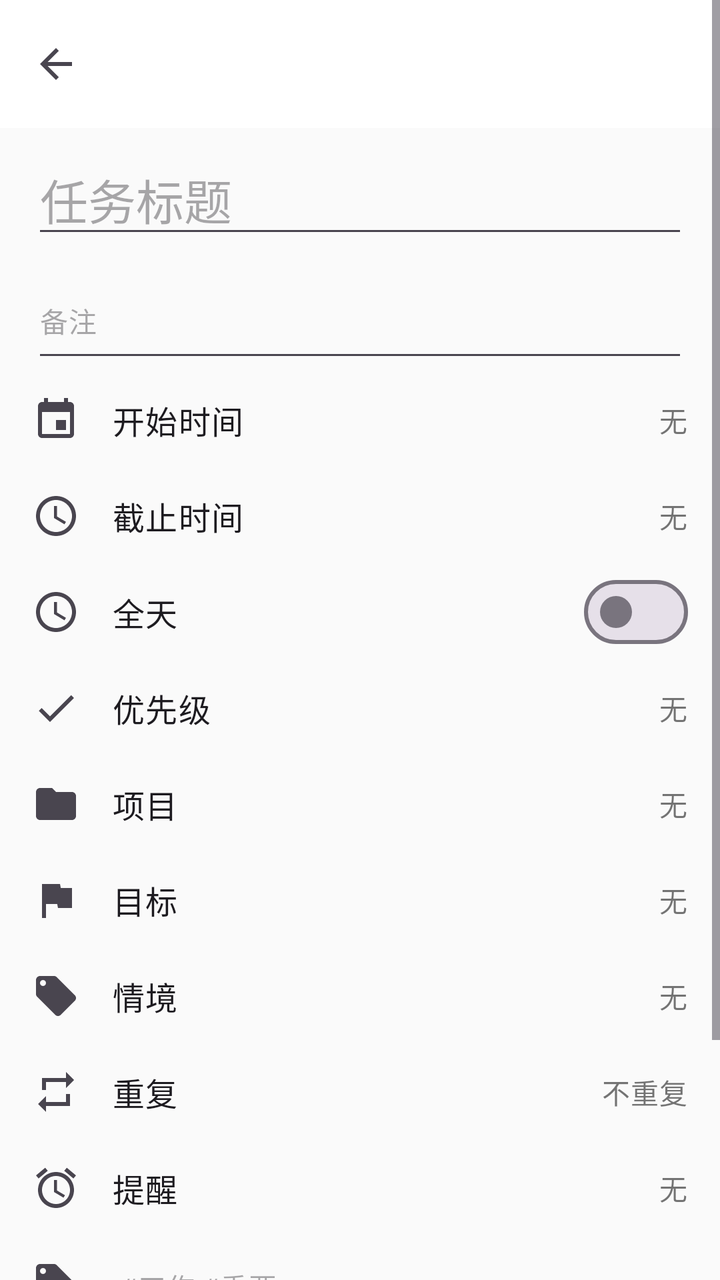
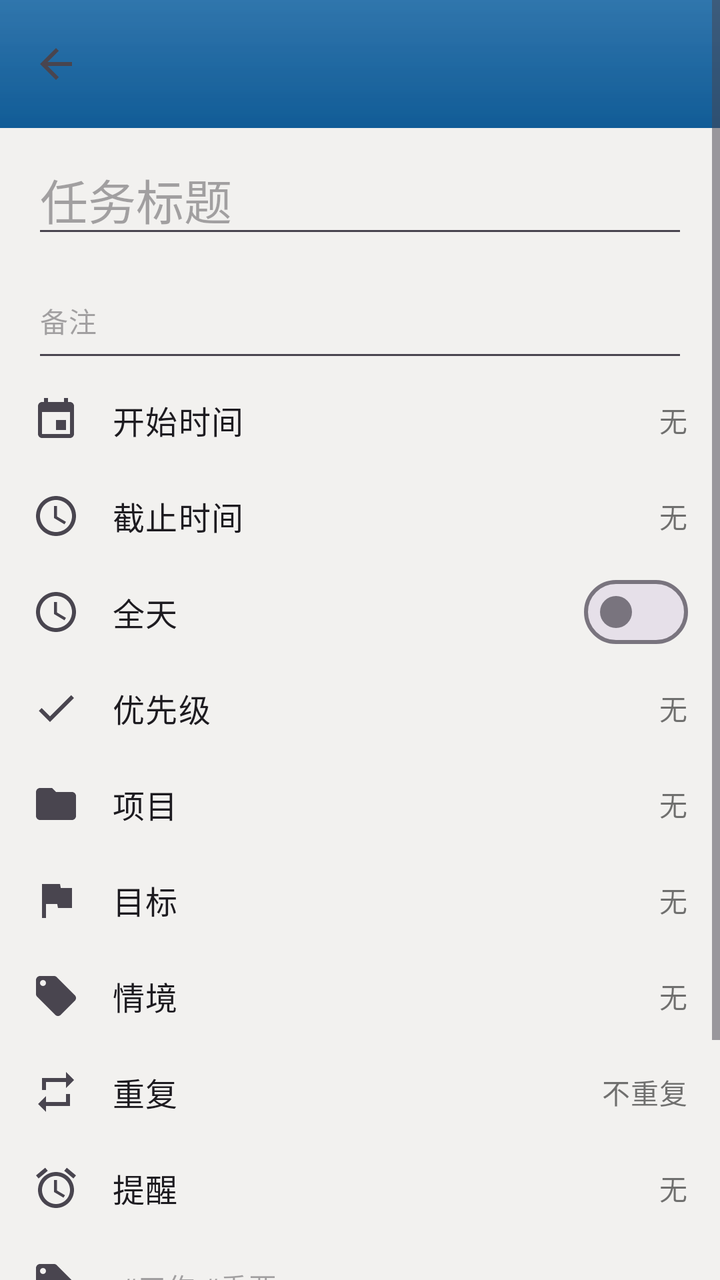

Compare the two renders of this Android layout. The source of the first and the diff that turns it into the second are given below.
<!-- AndroidManifest.xml: application theme Theme.DoitClone -->
<!-- res/layout/activity_task_detail.xml -->
<ScrollView
    xmlns:android="http://schemas.android.com/apk/res/android"
    xmlns:app="http://schemas.android.com/apk/res-auto"
    android:layout_width="match_parent"
    android:layout_height="match_parent"
    android:fillViewport="true">

    <LinearLayout
        android:layout_width="match_parent"
        android:layout_height="wrap_content"
        android:orientation="vertical">

        <com.google.android.material.appbar.MaterialToolbar
            android:id="@+id/toolbar"
            android:layout_width="match_parent"
            android:layout_height="?attr/actionBarSize"
            android:background="@color/surface"
            app:navigationIcon="@drawable/ic_arrow_back" />

        <EditText
            android:id="@+id/edit_title"
            android:layout_width="match_parent"
            android:layout_height="wrap_content"
            android:layout_marginStart="16dp"
            android:layout_marginEnd="16dp"
            android:layout_marginTop="8dp"
            android:hint="@string/task_title_hint"
            android:inputType="textCapSentences"
            android:textAppearance="@style/TextAppearance.Material3.HeadlineSmall" />

        <EditText
            android:id="@+id/edit_notes"
            android:layout_width="match_parent"
            android:layout_height="wrap_content"
            android:layout_marginStart="16dp"
            android:layout_marginEnd="16dp"
            android:layout_marginTop="8dp"
            android:hint="@string/task_notes_hint"
            android:inputType="textMultiLine"
            android:minLines="2"
            android:textAppearance="@style/TextAppearance.Material3.BodyMedium" />

        <LinearLayout
            android:id="@+id/row_start"
            android:layout_width="match_parent"
            android:layout_height="48dp"
            android:gravity="center_vertical"
            android:orientation="horizontal"
            android:paddingStart="16dp"
            android:paddingEnd="16dp"
            android:background="?attr/selectableItemBackground">

            <ImageView android:layout_width="24dp" android:layout_height="24dp" android:src="@drawable/ic_calendar" android:contentDescription="@null" />
            <TextView android:layout_width="0dp" android:layout_weight="1" android:layout_height="wrap_content" android:layout_marginStart="16dp" android:text="@string/task_start" android:textAppearance="@style/TextAppearance.Material3.BodyLarge" />
            <TextView android:id="@+id/value_start" android:layout_width="wrap_content" android:layout_height="wrap_content" android:text="@string/none" android:textAppearance="@style/TextAppearance.Material3.BodyMedium" android:textColor="@color/text_secondary" />
        </LinearLayout>

        <LinearLayout
            android:id="@+id/row_end"
            android:layout_width="match_parent"
            android:layout_height="48dp"
            android:gravity="center_vertical"
            android:orientation="horizontal"
            android:paddingStart="16dp"
            android:paddingEnd="16dp"
            android:background="?attr/selectableItemBackground">

            <ImageView android:layout_width="24dp" android:layout_height="24dp" android:src="@drawable/ic_clock" android:contentDescription="@null" />
            <TextView android:layout_width="0dp" android:layout_weight="1" android:layout_height="wrap_content" android:layout_marginStart="16dp" android:text="@string/task_end" android:textAppearance="@style/TextAppearance.Material3.BodyLarge" />
            <TextView android:id="@+id/value_end" android:layout_width="wrap_content" android:layout_height="wrap_content" android:text="@string/none" android:textAppearance="@style/TextAppearance.Material3.BodyMedium" android:textColor="@color/text_secondary" />
        </LinearLayout>

        <LinearLayout
            android:id="@+id/row_all_day"
            android:layout_width="match_parent"
            android:layout_height="48dp"
            android:gravity="center_vertical"
            android:orientation="horizontal"
            android:paddingStart="16dp"
            android:paddingEnd="16dp">

            <ImageView android:layout_width="24dp" android:layout_height="24dp" android:src="@drawable/ic_scheduled" android:contentDescription="@null" />
            <TextView android:layout_width="0dp" android:layout_weight="1" android:layout_height="wrap_content" android:layout_marginStart="16dp" android:text="@string/task_all_day" android:textAppearance="@style/TextAppearance.Material3.BodyLarge" />
            <com.google.android.material.materialswitch.MaterialSwitch
                android:id="@+id/switch_all_day"
                android:layout_width="wrap_content"
                android:layout_height="wrap_content" />
        </LinearLayout>

        <LinearLayout
            android:id="@+id/row_priority"
            android:layout_width="match_parent"
            android:layout_height="48dp"
            android:gravity="center_vertical"
            android:orientation="horizontal"
            android:paddingStart="16dp"
            android:paddingEnd="16dp"
            android:background="?attr/selectableItemBackground">

            <ImageView android:layout_width="24dp" android:layout_height="24dp" android:src="@drawable/ic_send_today" android:contentDescription="@null" />
            <TextView android:layout_width="0dp" android:layout_weight="1" android:layout_height="wrap_content" android:layout_marginStart="16dp" android:text="@string/task_priority" android:textAppearance="@style/TextAppearance.Material3.BodyLarge" />
            <TextView android:id="@+id/value_priority" android:layout_width="wrap_content" android:layout_height="wrap_content" android:text="@string/priority_none" android:textAppearance="@style/TextAppearance.Material3.BodyMedium" android:textColor="@color/text_secondary" />
        </LinearLayout>

        <LinearLayout
            android:id="@+id/row_project"
            android:layout_width="match_parent"
            android:layout_height="48dp"
            android:gravity="center_vertical"
            android:orientation="horizontal"
            android:paddingStart="16dp"
            android:paddingEnd="16dp"
            android:background="?attr/selectableItemBackground">

            <ImageView android:layout_width="24dp" android:layout_height="24dp" android:src="@drawable/ic_projects" android:contentDescription="@null" />
            <TextView android:layout_width="0dp" android:layout_weight="1" android:layout_height="wrap_content" android:layout_marginStart="16dp" android:text="@string/task_project" android:textAppearance="@style/TextAppearance.Material3.BodyLarge" />
            <TextView android:id="@+id/value_project" android:layout_width="wrap_content" android:layout_height="wrap_content" android:text="@string/none" android:textAppearance="@style/TextAppearance.Material3.BodyMedium" android:textColor="@color/text_secondary" />
        </LinearLayout>

        <LinearLayout
            android:id="@+id/row_goal"
            android:layout_width="match_parent"
            android:layout_height="48dp"
            android:gravity="center_vertical"
            android:orientation="horizontal"
            android:paddingStart="16dp"
            android:paddingEnd="16dp"
            android:background="?attr/selectableItemBackground">

            <ImageView android:layout_width="24dp" android:layout_height="24dp" android:src="@drawable/ic_goals" android:contentDescription="@null" />
            <TextView android:layout_width="0dp" android:layout_weight="1" android:layout_height="wrap_content" android:layout_marginStart="16dp" android:text="@string/task_goal" android:textAppearance="@style/TextAppearance.Material3.BodyLarge" />
            <TextView android:id="@+id/value_goal" android:layout_width="wrap_content" android:layout_height="wrap_content" android:text="@string/none" android:textAppearance="@style/TextAppearance.Material3.BodyMedium" android:textColor="@color/text_secondary" />
        </LinearLayout>

        <LinearLayout
            android:id="@+id/row_context"
            android:layout_width="match_parent"
            android:layout_height="48dp"
            android:gravity="center_vertical"
            android:orientation="horizontal"
            android:paddingStart="16dp"
            android:paddingEnd="16dp"
            android:background="?attr/selectableItemBackground">

            <ImageView android:layout_width="24dp" android:layout_height="24dp" android:src="@drawable/ic_contexts" android:contentDescription="@null" />
            <TextView android:layout_width="0dp" android:layout_weight="1" android:layout_height="wrap_content" android:layout_marginStart="16dp" android:text="@string/task_context" android:textAppearance="@style/TextAppearance.Material3.BodyLarge" />
            <TextView android:id="@+id/value_context" android:layout_width="wrap_content" android:layout_height="wrap_content" android:text="@string/none" android:textAppearance="@style/TextAppearance.Material3.BodyMedium" android:textColor="@color/text_secondary" />
        </LinearLayout>

        <LinearLayout
            android:id="@+id/row_repeater"
            android:layout_width="match_parent"
            android:layout_height="48dp"
            android:gravity="center_vertical"
            android:orientation="horizontal"
            android:paddingStart="16dp"
            android:paddingEnd="16dp"
            android:background="?attr/selectableItemBackground">

            <ImageView android:layout_width="24dp" android:layout_height="24dp" android:src="@drawable/ic_repeat" android:contentDescription="@null" />
            <TextView android:layout_width="0dp" android:layout_weight="1" android:layout_height="wrap_content" android:layout_marginStart="16dp" android:text="@string/task_repeater" android:textAppearance="@style/TextAppearance.Material3.BodyLarge" />
            <TextView android:id="@+id/value_repeater" android:layout_width="wrap_content" android:layout_height="wrap_content" android:text="@string/repeat_none" android:textAppearance="@style/TextAppearance.Material3.BodyMedium" android:textColor="@color/text_secondary" />
        </LinearLayout>

        <LinearLayout
            android:id="@+id/row_reminders"
            android:layout_width="match_parent"
            android:layout_height="48dp"
            android:gravity="center_vertical"
            android:orientation="horizontal"
            android:paddingStart="16dp"
            android:paddingEnd="16dp"
            android:background="?attr/selectableItemBackground">

            <ImageView android:layout_width="24dp" android:layout_height="24dp" android:src="@drawable/ic_alarm" android:contentDescription="@null" />
            <TextView android:layout_width="0dp" android:layout_weight="1" android:layout_height="wrap_content" android:layout_marginStart="16dp" android:text="@string/task_reminders" android:textAppearance="@style/TextAppearance.Material3.BodyLarge" />
            <TextView android:id="@+id/value_reminders" android:layout_width="wrap_content" android:layout_height="wrap_content" android:text="@string/none" android:textAppearance="@style/TextAppearance.Material3.BodyMedium" android:textColor="@color/text_secondary" />
        </LinearLayout>

        <LinearLayout
            android:id="@+id/row_tags"
            android:layout_width="match_parent"
            android:layout_height="48dp"
            android:gravity="center_vertical"
            android:orientation="horizontal"
            android:paddingStart="16dp"
            android:paddingEnd="16dp">

            <ImageView android:layout_width="24dp" android:layout_height="24dp" android:src="@drawable/ic_tag" android:contentDescription="@null" />
            <EditText
                android:id="@+id/edit_tags"
                android:layout_width="0dp"
                android:layout_weight="1"
                android:layout_height="wrap_content"
                android:layout_marginStart="16dp"
                android:hint="#工作 #重要"
                android:inputType="text"
                android:textAppearance="@style/TextAppearance.Material3.BodyMedium" />
        </LinearLayout>

        <View android:layout_width="match_parent" android:layout_height="1dp" android:background="@color/divider" android:layout_marginTop="8dp" />

        <TextView
            android:layout_width="match_parent"
            android:layout_height="wrap_content"
            android:paddingStart="16dp"
            android:paddingEnd="16dp"
            android:paddingTop="12dp"
            android:text="@string/task_subtasks"
            android:textAppearance="@style/TextAppearance.Material3.TitleSmall" />

        <androidx.recyclerview.widget.RecyclerView
            android:id="@+id/subtask_list"
            android:layout_width="match_parent"
            android:layout_height="wrap_content"
            android:nestedScrollingEnabled="false" />

        <EditText
            android:id="@+id/edit_new_subtask"
            android:layout_width="match_parent"
            android:layout_height="48dp"
            android:layout_marginStart="16dp"
            android:layout_marginEnd="16dp"
            android:hint="@string/task_add_subtask"
            android:inputType="text"
            android:drawableStart="@drawable/ic_add"
            android:drawablePadding="12dp"
            android:textAppearance="@style/TextAppearance.Material3.BodyMedium" />

        <Space android:layout_width="match_parent" android:layout_height="32dp" />
    </LinearLayout>
</ScrollView>
<!-- resources referenced by this layout -->
<resources>
  <color name="divider">#1F000000</color>
  <color name="surface">#FFFFFFFF</color>
  <color name="text_secondary">#8A000000</color>
  <!-- drawable ic_add (drawable) -->
  <vector xmlns:android="http://schemas.android.com/apk/res/android"
      android:width="24dp" android:height="24dp"
      android:viewportWidth="24" android:viewportHeight="24"
      android:tint="?attr/colorControlNormal">
      <path android:fillColor="@android:color/white" android:pathData="M19,13h-6v6h-2v-6H5v-2h6V5h2v6h6v2z" />
  </vector>
  <!-- drawable ic_goals (drawable) -->
  <vector xmlns:android="http://schemas.android.com/apk/res/android"
      android:width="24dp" android:height="24dp"
      android:viewportWidth="24" android:viewportHeight="24"
      android:tint="?attr/colorControlNormal">
      <path android:fillColor="@android:color/white" android:pathData="M14.4,6L14,4H5v17h2v-7h5.6l0.4,2h7V6z" />
  </vector>
  <!-- drawable ic_repeat (drawable) -->
  <vector xmlns:android="http://schemas.android.com/apk/res/android"
      android:width="24dp" android:height="24dp"
      android:viewportWidth="24" android:viewportHeight="24"
      android:tint="?attr/colorControlNormal">
      <path android:fillColor="@android:color/white" android:pathData="M7,7h10v3l4,-4 -4,-4v3H5v6h2V7zM17,17H7v-3l-4,4 4,4v-3h12v-6h-2v4z" />
  </vector>
  <!-- drawable ic_send_today (drawable) -->
  <vector xmlns:android="http://schemas.android.com/apk/res/android"
      android:width="24dp" android:height="24dp"
      android:viewportWidth="24" android:viewportHeight="24"
      android:tint="?attr/colorControlNormal">
      <path android:fillColor="@android:color/white" android:pathData="M9,16.17L4.83,12l-1.42,1.41L9,19 21,7l-1.41,-1.41z" />
  </vector>
  <string name="none">无</string>
  <string name="priority_none">无</string>
  <string name="repeat_none">不重复</string>
  <string name="task_add_subtask">添加子任务</string>
  <string name="task_all_day">全天</string>
  <string name="task_context">情境</string>
  <string name="task_end">截止时间</string>
  <string name="task_goal">目标</string>
  <string name="task_notes_hint">备注</string>
  <string name="task_priority">优先级</string>
  <string name="task_project">项目</string>
  <string name="task_reminders">提醒</string>
  <string name="task_repeater">重复</string>
  <string name="task_start">开始时间</string>
  <string name="task_subtasks">子任务</string>
  <string name="task_title_hint">任务标题</string>
  <style name="Theme.DoitClone" parent="Theme.Material3.DayNight.NoActionBar">
          <item name="colorPrimary">@color/primary</item>
          <item name="colorOnPrimary">@color/on_primary</item>
          <item name="colorPrimaryContainer">@color/primary_container</item>
          <item name="android:colorBackground">@color/background</item>
          <item name="android:statusBarColor">@color/surface</item>
          <item name="android:windowLightStatusBar">true</item>
      </style>
  <color name="primary">#FF2196F3</color>
  <color name="on_primary">#FFFFFFFF</color>
  <color name="primary_container">#FFE3F2FD</color>
  <color name="background">#FFFAFAFA</color>
  <!-- unchanged entries left out for length: 8 -->
</resources>

<!-- the commit's change to res/layout/activity_task_detail.xml (unified diff, before → after) -->
@@ -14,8 +14,10 @@
             android:id="@+id/toolbar"
             android:layout_width="match_parent"
             android:layout_height="?attr/actionBarSize"
-            android:background="@color/surface"
-            app:navigationIcon="@drawable/ic_arrow_back" />
+            android:background="@drawable/actionbar_bg"
+            app:navigationIcon="@drawable/ic_arrow_back" 
+        app:titleTextColor="@color/actionbar_title_text_color"
+        app:theme="@style/ToolbarMenuTheme" />
 
         <EditText
             android:id="@+id/edit_title"
<!-- resource entries referenced after the edit -->
@@ -1,8 +1,27 @@
 <!-- resources referenced by this layout -->
 <resources>
-  <color name="divider">#1F000000</color>
-  <color name="surface">#FFFFFFFF</color>
+  <color name="actionbar_title_text_color">#B2FFFFFF</color>
+  <color name="divider">#10000000</color>
   <color name="text_secondary">#8A000000</color>
+  <!-- drawable actionbar_bg (drawable) -->
+  <?xml version="1.0" encoding="utf-8"?>
+  <layer-list xmlns:android="http://schemas.android.com/apk/res/android">
+      <item>
+          <shape android:shape="rectangle">
+              <solid android:color="@color/actionbar_bg" />
+          </shape>
+      </item>
+      <item>
+          <shape android:shape="rectangle">
+              <gradient android:angle="270" android:startColor="@color/actionbar_bg_top" android:endColor="#00000000" />
+          </shape>
+      </item>
+      <item>
+          <shape android:shape="rectangle">
+              <gradient android:angle="90" android:startColor="@color/actionbar_bg_bottom" android:endColor="#00000000" />
+          </shape>
+      </item>
+  </layer-list>
   <!-- drawable ic_add (drawable) -->
   <vector xmlns:android="http://schemas.android.com/apk/res/android"
       android:width="24dp" android:height="24dp"
@@ -47,18 +66,21 @@
   <string name="task_start">开始时间</string>
   <string name="task_subtasks">子任务</string>
   <string name="task_title_hint">任务标题</string>
+  <style name="ToolbarMenuTheme" parent="ThemeOverlay.Material3.Dark">
+          <item name="colorControlNormal">#FFFFFFFF</item>
+      </style>
   <style name="Theme.DoitClone" parent="Theme.Material3.DayNight.NoActionBar">
-          <item name="colorPrimary">@color/primary</item>
-          <item name="colorOnPrimary">@color/on_primary</item>
-          <item name="colorPrimaryContainer">@color/primary_container</item>
-          <item name="android:colorBackground">@color/background</item>
-          <item name="android:statusBarColor">@color/surface</item>
-          <item name="android:windowLightStatusBar">true</item>
+          <item name="colorPrimary">@color/actionbar_bg</item>
+          <item name="colorOnPrimary">#FFFFFFFF</item>
+          <item name="android:colorBackground">@color/home_content_bg</item>
+          <item name="android:statusBarColor">@color/actionbar_statusbar</item>
+          <item name="android:windowLightStatusBar">false</item>
       </style>
-  <color name="primary">#FF2196F3</color>
-  <color name="on_primary">#FFFFFFFF</color>
-  <color name="primary_container">#FFE3F2FD</color>
-  <color name="background">#FFFAFAFA</color>
+  <color name="actionbar_bg">#FF1262A1</color>
+  <color name="actionbar_bg_top">#20FFFFFF</color>
+  <color name="actionbar_bg_bottom">#10000000</color>
+  <color name="home_content_bg">#FFF2F1EF</color>
+  <color name="actionbar_statusbar">#FF0E4F84</color>
   <!-- unchanged entries left out for length: 8 -->
 </resources>
 
